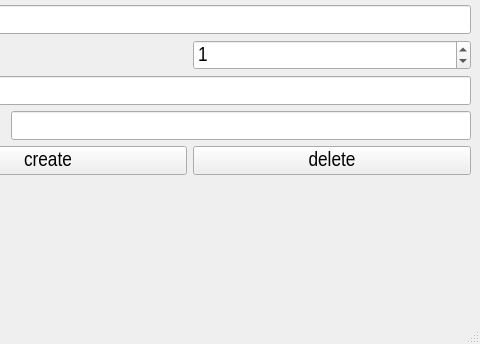
Before: the Qt Designer form bind/ui/widget/base_ui.ui in MuZiMuZi/muziToolset, drawn with Qt 5; both pictures show x 100 to 580 and y 215 to 559 of the 580 by 559 pixel window.
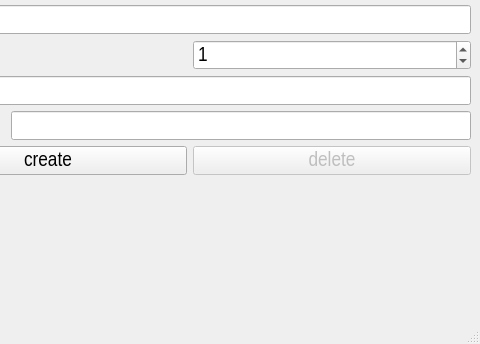
After: the same form once the commit is applied.

Commit message: 优化绑定系统创建时候的ui槽函数，并且设置在预设模版添加的时候创建item颜色为红色

```diff
--- a/bind/ui/widget/base_ui.ui
+++ b/bind/ui/widget/base_ui.ui
@@ -258,6 +258,9 @@
         </item>
         <item>
          <widget class="QPushButton" name="delete_btn">
+          <property name="enabled">
+           <bool>false</bool>
+          </property>
           <property name="sizePolicy">
            <sizepolicy hsizetype="Minimum" vsizetype="Fixed">
             <horstretch>0</horstretch>
@@ -273,6 +276,12 @@
           <property name="text">
            <string>delete</string>
           </property>
+          <property name="checkable">
+           <bool>false</bool>
+          </property>
+          <property name="checked">
+           <bool>false</bool>
+          </property>
          </widget>
         </item>
        </layout>
```
The commit also changes 1 other file.
